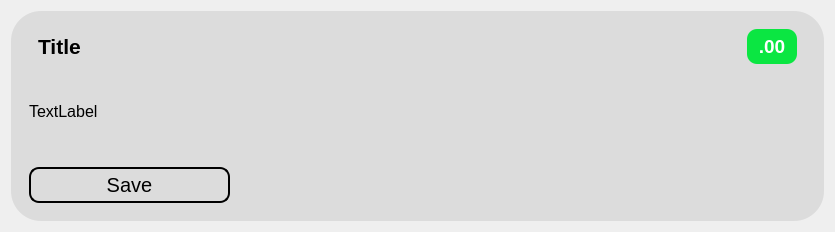
First picture: the form in ui/result.ui, repository Achu-Worifung/quickMove, before the edit.
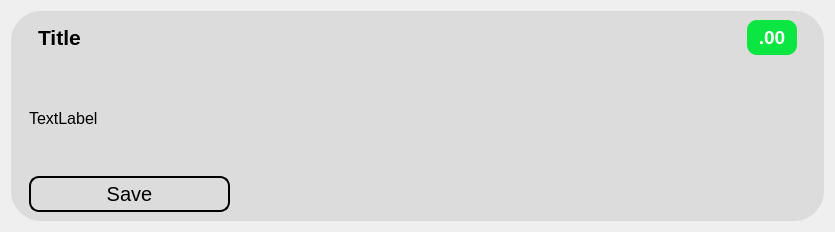
Second picture: the form after the edit. Icons and pictures are not drawn.

What changed in the file:
```diff
--- a/ui/result.ui
+++ b/ui/result.ui
@@ -60,6 +60,12 @@
            <string notr="true"/>
           </property>
           <layout class="QVBoxLayout" name="verticalLayout_4">
+           <property name="topMargin">
+            <number>0</number>
+           </property>
+           <property name="bottomMargin">
+            <number>0</number>
+           </property>
            <item>
             <widget class="QWidget" name="widget" native="true">
              <property name="sizePolicy">
@@ -78,6 +84,9 @@
               <property name="topMargin">
                <number>0</number>
               </property>
+              <property name="bottomMargin">
+               <number>0</number>
+              </property>
               <item>
                <widget class="QLabel" name="title">
                 <property name="sizePolicy">
@@ -217,6 +226,12 @@
            </size>
           </property>
           <layout class="QVBoxLayout" name="verticalLayout_2">
+           <property name="topMargin">
+            <number>0</number>
+           </property>
+           <property name="bottomMargin">
+            <number>0</number>
+           </property>
            <item>
             <widget class="QPushButton" name="save">
              <property name="sizePolicy">
```
